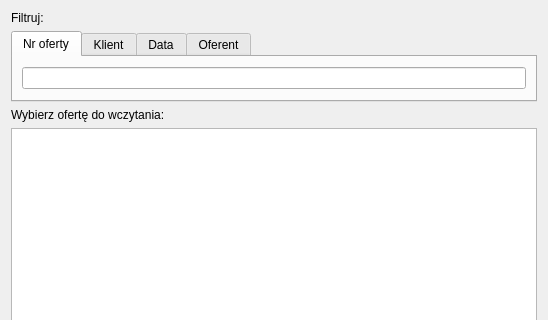
Old version of the form MainWindow/OfferSearch.ui in the repository konserw/koferta; both pictures show x 0 to 548 and y 0 to 320 of the 548 by 511 pixel window.
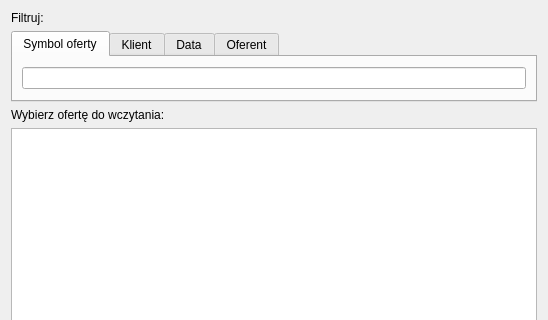
New version of the form.

Diff of the .ui file:
```diff
--- a/MainWindow/OfferSearch.ui
+++ b/MainWindow/OfferSearch.ui
@@ -34,7 +34,7 @@
      </property>
      <widget class="QWidget" name="tab_id">
       <attribute name="title">
-       <string>Nr oferty</string>
+       <string>Symbol oferty</string>
       </attribute>
       <layout class="QHBoxLayout" name="horizontalLayout_2">
        <item>
```
